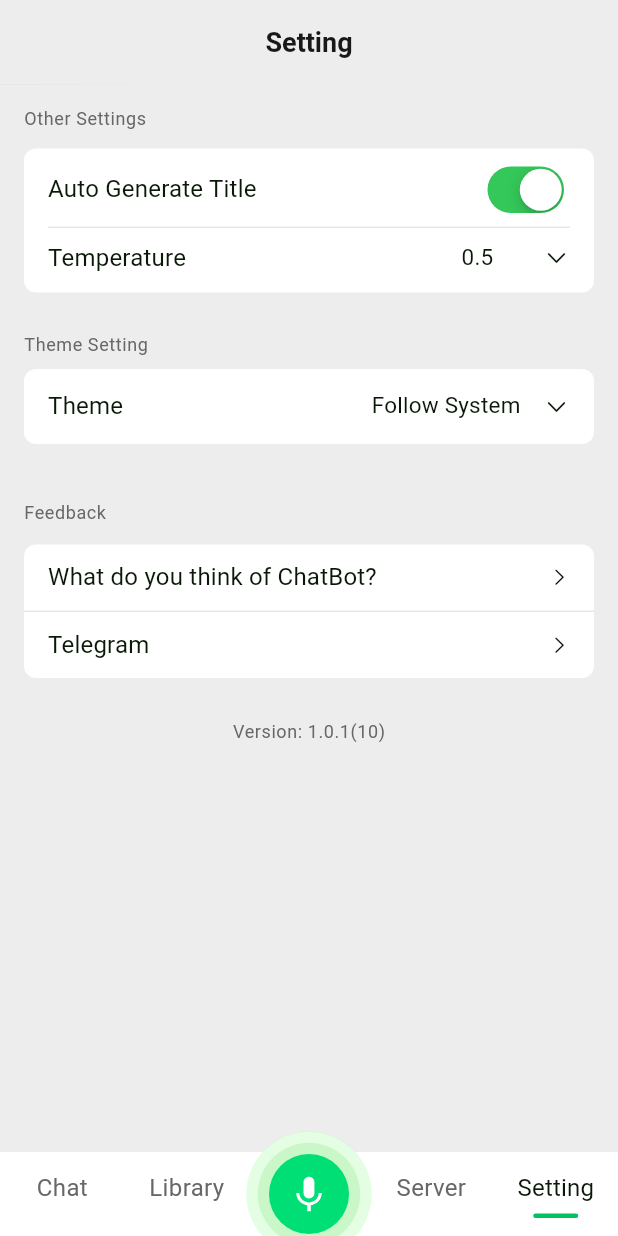
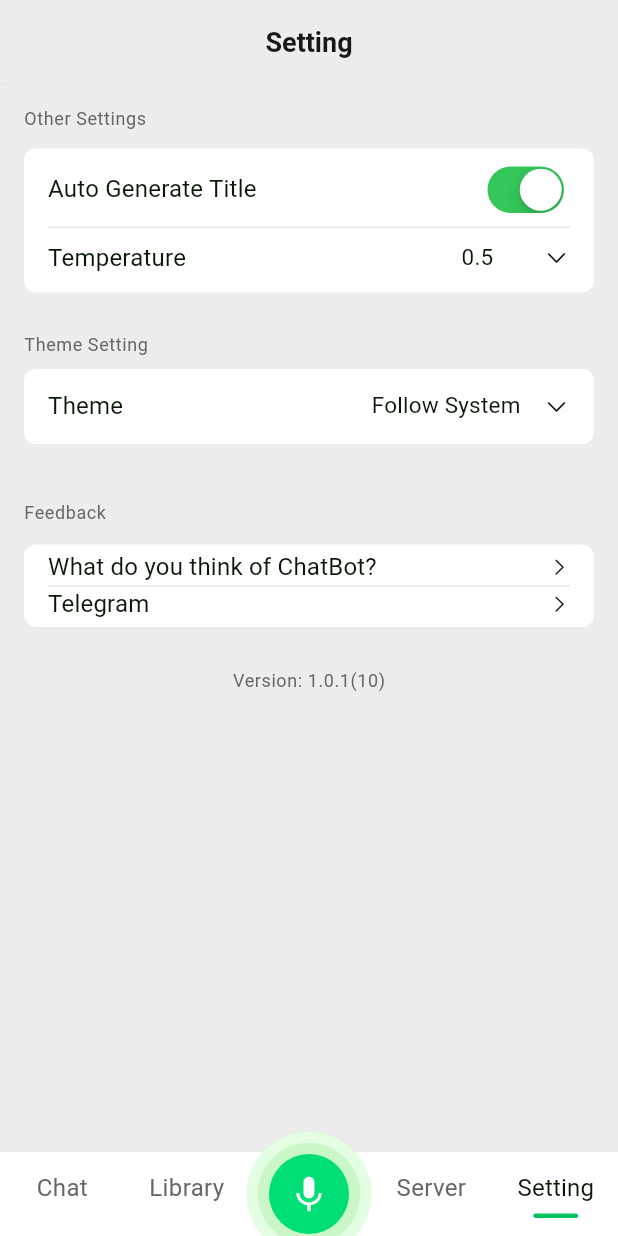
Before and after one commit to ChatBot-All/chatbot-app, a Flutter app: the screen it shows after launch, item 5 of the bottom bar chosen, on a phone screen of 412 x 824 dp. Run offline on Flutter 3.47's test engine with Material 3 defaults, Android fonts, the phone set to English and light mode, and no system bars; drawn by our look-alikes of dropdown_button2, flutter_easyloading; our stand-ins replace dio, extended_image, flutter_gemini, flutter_image_compress, flutter_markdown, flutter_riverpod and 18 more; missing offline and left inert: fetch_client, gal, pull_down_button, record; accounts and stored records are empty; network calls fail.

```diff
--- a/lib/module/setting/setting_page.dart
+++ b/lib/module/setting/setting_page.dart
@@ -273,11 +273,11 @@ class _SettingPageState extends ConsumerState<SettingPage> {
                 ),
                 padding: const EdgeInsets.symmetric(vertical: 5),
                 child: Card(
+                  child: Padding(
+                    padding: const EdgeInsets.symmetric(vertical: 3, horizontal: 16),
                     child: Column(
                       children: [
-                      Padding(
-                        padding: const EdgeInsets.symmetric(vertical: 10, horizontal: 16),
-                        child: Row(
+                        Row(
                           children: [
                             Expanded(
                               child: Text(
@@ -291,16 +291,13 @@ class _SettingPageState extends ConsumerState<SettingPage> {
                               size: 14,
                             ),
                           ],
-                        ),
                         ).click(() {
                           launchUrl(Uri.parse("https://github.com/ChatBot-All/chatbot-app"));
                         }),
                         const Divider(
                           indent: 0,
                         ),
-                      Padding(
-                        padding: const EdgeInsets.symmetric(vertical: 10, horizontal: 16),
-                        child: Row(
+                        Row(
                           children: [
                             Expanded(
                               child: Text(
@@ -314,11 +311,11 @@ class _SettingPageState extends ConsumerState<SettingPage> {
                               size: 14,
                             ),
                           ],
-                        ),
                         ).click(() {
                           launchUrl(Uri.parse("https://t.me/chatbot_all"));
                         }),
                       ],
+                    ),
                   ),
                 ),
               ),
```
Lines whose indentation alone changed are shown as unchanged.
